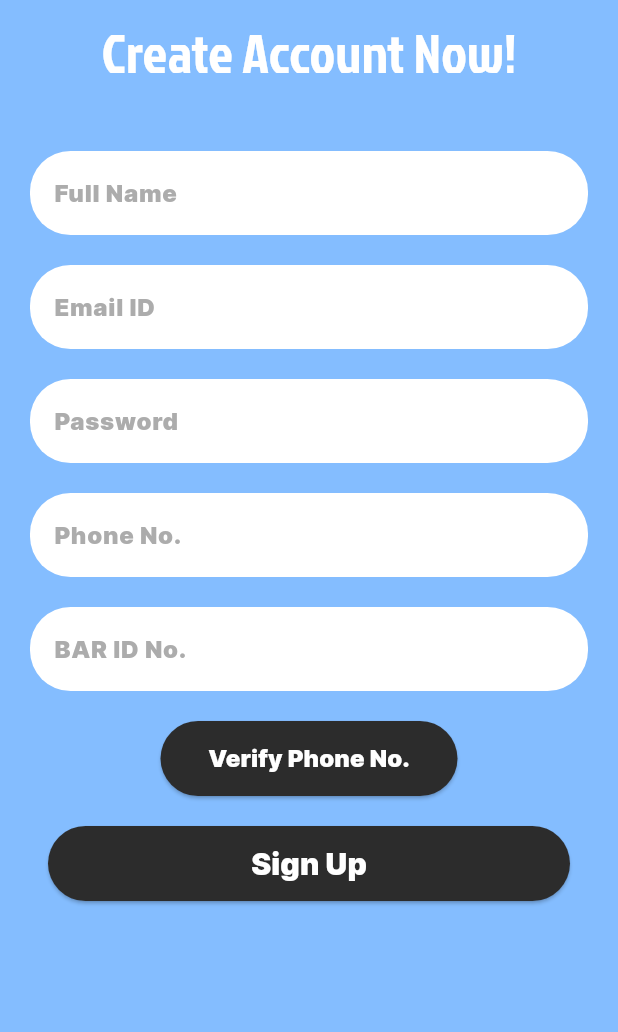
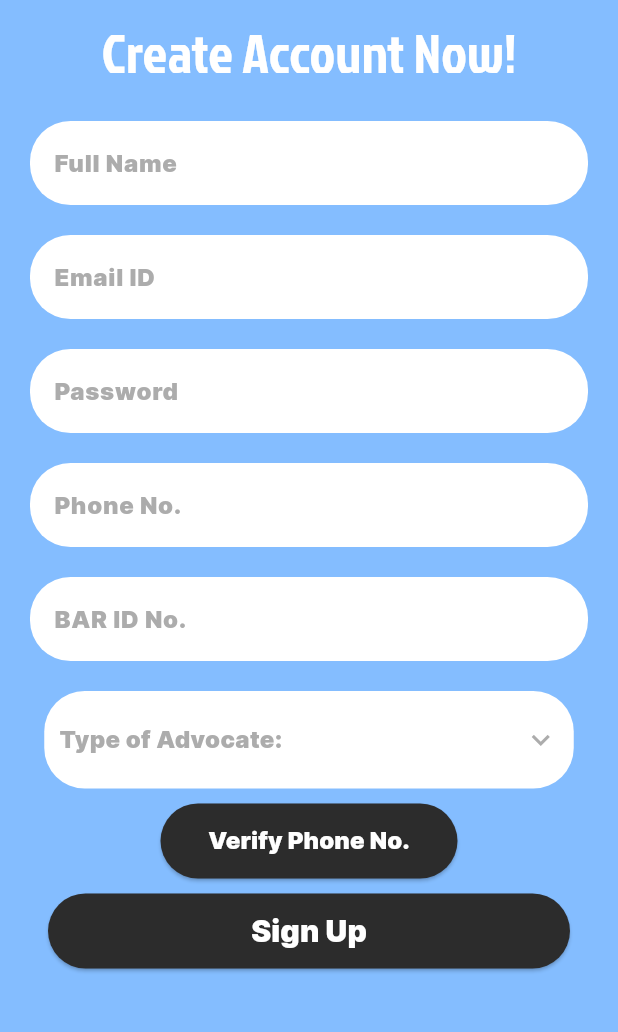
Before and after one commit to Veritas-app/veritas_app, a Flutter app: the signInDetails_lawyer screen opened by its route, on a phone screen of 412 x 824 dp, the part 77-1109 px from its top. Run offline on Flutter 3.47's test engine with Material 3 defaults, Android fonts, the phone set to English and light mode, and no system bars; our stand-ins replace cloud_firestore, firebase_auth, firebase_core, flutter_svg; accounts and stored records are empty; project files that could hold a hidden picture were left out.

Commit message:
update - add type of lawyer to signup

```diff
--- a/lib/pages/login_signup/signupdetails_lawyer.dart
+++ b/lib/pages/login_signup/signupdetails_lawyer.dart
@@ -17,7 +17,7 @@ class _signInDetailsState extends State<signInDetails_lawyer> {
   TextEditingController _phonenoController = TextEditingController();
   TextEditingController _barnoController = TextEditingController();
   TextEditingController _otpController = TextEditingController();
-
+  String? _selectedOption;
 
   @override
   void dispose() {
@@ -63,7 +63,7 @@ class _signInDetailsState extends State<signInDetails_lawyer> {
               ),
             ),
             Padding(
-              padding: const EdgeInsets.fromLTRB(20, 40, 20, 10),
+              padding: const EdgeInsets.fromLTRB(20, 20, 20, 10),
               child: TextField(
                 controller: _usernameController,
                 textInputAction: TextInputAction.next,
@@ -163,7 +163,7 @@ class _signInDetailsState extends State<signInDetails_lawyer> {
               ),
             ),
             Padding(
-              padding: const EdgeInsets.fromLTRB(20, 10, 20, 20),
+              padding: const EdgeInsets.fromLTRB(20, 10, 20, 10),
               child: TextField(
                 controller: _barnoController,
                 textInputAction: TextInputAction.go,
@@ -184,6 +184,74 @@ class _signInDetailsState extends State<signInDetails_lawyer> {
                 ),
                 style: TextStyle(
 
+                ),
+              ),
+            ),
+            Padding(
+              padding: const EdgeInsets.fromLTRB(20, 10, 20, 10), // Left and right padding
+              child: Container(
+                height: 65,
+                width: 353,
+                decoration: BoxDecoration(
+                  color: Colors.white,
+                  borderRadius: BorderRadius.circular(27),
+                ),
+                child: Row(
+                  children: [
+                    SizedBox(width: 10), // Spacing
+                    Text(
+                      'Type of Advocate: ',
+                      style: TextStyle(
+                        fontFamily: "Inter",
+                        fontSize: 16,
+                        color: Color.fromRGBO(151, 151, 151, 0.8),
+                        fontWeight: FontWeight.bold,
+                      ),
+                    ),
+                    Expanded(
+                      child: Padding(
+                        padding: const EdgeInsets.symmetric(horizontal: 10),
+                        child: DropdownButtonHideUnderline(
+                          child: DropdownButton<String>(
+                            isExpanded: true,
+                            icon: Icon(Icons.keyboard_arrow_down, color: Color.fromRGBO(151, 151, 151, 0.8)), // Custom dropdown icon
+                            style: TextStyle(
+                              fontFamily: "Inter",
+                              color: Color.fromRGBO(151, 151, 151, 0.8),
+                              fontSize: 16,
+                              fontWeight: FontWeight.bold,
+                            ),
+                            value: _selectedOption,
+                            dropdownColor: Colors.white, // Dropdown box color
+                            items: <String>[
+                              'Civil',
+                              'Labor',
+                              'Family',
+                              'Cooperative',
+                              'Consumer forum',
+                              'Other',
+                            ].map((String value) {
+                              return DropdownMenuItem<String>(
+                                value: value,
+                                child: Align(
+                                  alignment: Alignment.center,
+                                  child: Text(
+                                    value,
+                                    textAlign: TextAlign.center,
+                                  ),
+                                ),
+                              );
+                            }).toList(),
+                            onChanged: (String? value) {
+                              setState(() {
+                                _selectedOption = value;
+                              });
+                            },
+                          ),
+                        ),
+                      ),
+                    ),
+                  ],
                 ),
               ),
             ),
@@ -221,7 +289,7 @@ class _signInDetailsState extends State<signInDetails_lawyer> {
                   );
                 }
             ),
-            SizedBox(height: 20,),
+            SizedBox(height: 10,),
             ElevatedButton(
               child: SizedBox(
                 width: 300,
@@ -254,6 +322,7 @@ class _signInDetailsState extends State<signInDetails_lawyer> {
                     "email": _emailController.text.trim(),
                     "phoneno": _phonenoController.text.trim(),
                     "bar-id" : _barnoController.text.trim(),
+                    "caseType": _selectedOption,
                   });
                   ScaffoldMessenger.of(context).showSnackBar(
                       SnackBar(content: const Text("logged in"))
```
